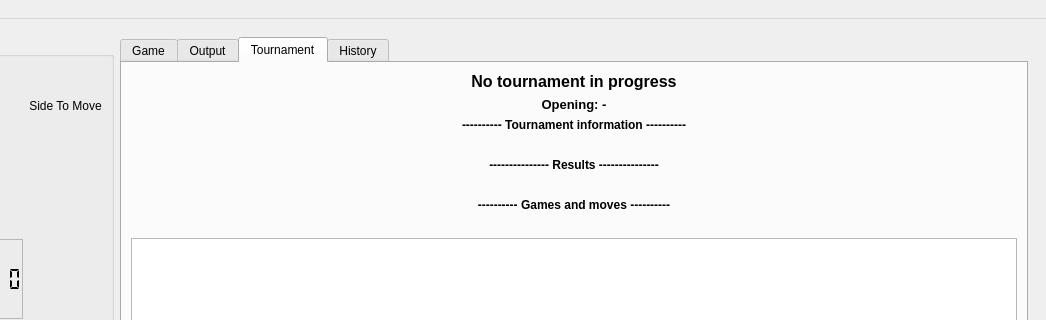
neluj/Xake, file app/mainwindow.ui: the form before one commit; both pictures show x 141 to 1187 and y 0 to 320 of the 1187 by 708 pixel window.
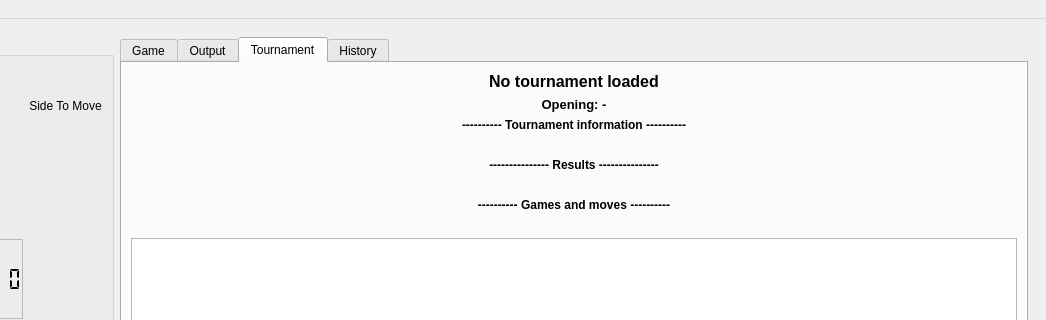
The form after the commit. The open tabs and pages were chosen to show the change. Custom widgets are drawn as their Qt base class.

Commit message: Keep tournament tab always available

```diff
--- a/app/mainwindow.ui
+++ b/app/mainwindow.ui
@@ -446,7 +446,7 @@
               </font>
              </property>
              <property name="text">
-              <string>No tournament in progress</string>
+              <string>No tournament loaded</string>
              </property>
              <property name="alignment">
               <set>Qt::AlignCenter</set>
```
The commit also changes 2 other files.
